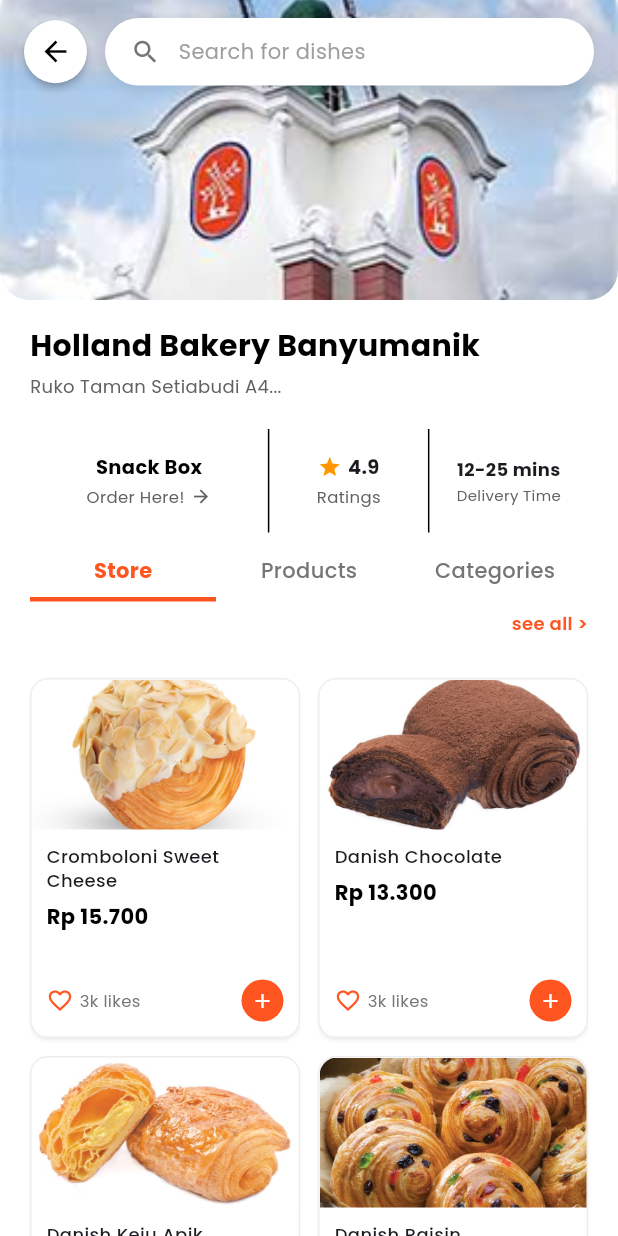
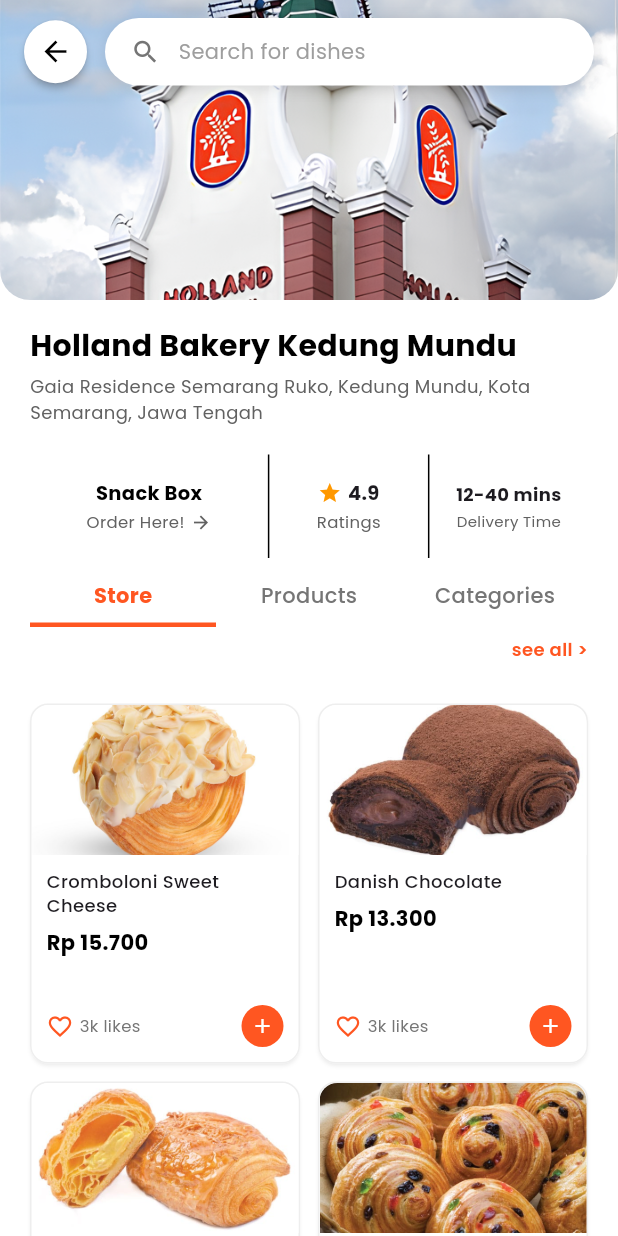
Before and after one commit to Baimiyk/prjoect_flutter_holland_bakery, a Flutter app: the screen it shows after launch, after a tap on "Sign In", after a tap on "Holland Bakery Banyumanik", after a tap on "Holland Bakery Kedung Mundu", on a phone screen of 412 x 824 dp. Run offline on Flutter 3.47's test engine with Material 3 defaults, Android fonts, the phone set to English and light mode, and no system bars; our stand-ins replace google_fonts, lottie.

Commit message:
Fix/account and dashboard screens

```diff
--- a/lib/screens/account_screen.dart
+++ b/lib/screens/account_screen.dart
@@ -195,7 +195,7 @@
                 ),
               ),
             ),
-            const SizedBox(height: 30),
+            const SizedBox(height: 80),
           ],
         ),
       ),
--- a/lib/screens/dashboard.dart
+++ b/lib/screens/dashboard.dart
@@ -5,10 +5,8 @@
 import '../widgets/membership_card.dart';
 import '../widgets/promo_banner.dart';
 import '../widgets/store.dart';
-
-// Import Screen Tujuan
 import 'product.dart';
-import 'store.dart'; // Pastikan Anda sudah membuat file ini, atau sesuaikan namanya
+import 'store.dart';
 
 class DashboardScreen extends StatelessWidget {
   const DashboardScreen({super.key});
@@ -18,7 +16,6 @@
     return Scaffold(
       backgroundColor: Colors.grey.shade50,
 
-      // Menggunakan SafeArea agar tidak tertutup notch HP
       body: SafeArea(
         child: CustomScrollView(
           slivers: [
@@ -63,7 +60,7 @@
                   ),
                   const SizedBox(height: 12),
 
-                  // Store 1
+                  // Store 1 - Banyumanik
                   Store(
                     name: "Holland Bakery Banyumanik",
                     address: "Ruko Taman Setiabudi A4",
@@ -80,27 +77,21 @@
                                 animation,
                                 secondaryAnimation,
                               ) => const StoreScreen(
-                                storeName:
-                                    "Holland Bakery Banyumanik", // Sesuaikan nama tokonya
-                                storeAddress: "Ruko Taman Setiabudi A4...",
+                                storeName: "Holland Bakery Banyumanik",
+                                storeAddress:
+                                    "Ruko Taman Setiabudi A4, Srondol Wetan, Wetan Kec. Banyumanik, Kota Semarang, Jawa Tengah 50263",
                                 storeInfo: "3.2 km | 12-25 mins",
                                 storeRating: "4.9",
                                 storeImage: "assets/images/store.png",
                               ),
-
-                          // 1. DURASI DIPERLAMBAT (800ms)
                           transitionDuration: const Duration(milliseconds: 800),
                           reverseTransitionDuration: const Duration(
                             milliseconds: 800,
-                          ), // Saat kembali juga smooth
-
+                          ),
                           transitionsBuilder:
                               (context, animation, secondaryAnimation, child) {
-                                const begin = Offset(1.0, 0.0); // Dari Kanan
+                                const begin = Offset(1.0, 0.0);
                                 const end = Offset.zero;
-
-                                // 2. KURVA LEBIH LEMBUT (Smooth Start & End)
-                                // easeInOutCubic memberikan efek "mengayun" yang sangat halus
                                 const curve = Curves.easeInOutCubic;
 
                                 var tween = Tween(
@@ -119,7 +110,7 @@
                   ),
                   const SizedBox(height: 12),
 
-                  // Store 2
+                  // Store 2 - Kedung Mundu (DIPERBAIKI)
                   Store(
                     name: "Holland Bakery Kedung Mundu",
                     address: "Gaia Residence Semarang Ruko",
@@ -136,27 +127,22 @@
                                 animation,
                                 secondaryAnimation,
                               ) => const StoreScreen(
-                                storeName:
-                                    "Holland Bakery Banyumanik", // Sesuaikan nama tokonya
-                                storeAddress: "Ruko Taman Setiabudi A4...",
-                                storeInfo: "3.2 km | 12-25 mins",
+                                // ✅ DATA STORE 2 YANG BENAR
+                                storeName: "Holland Bakery Kedung Mundu",
+                                storeAddress:
+                                    "Gaia Residence Semarang Ruko, Kedung Mundu, Kota Semarang, Jawa Tengah",
+                                storeInfo: "5.5 km | 12-40 mins",
                                 storeRating: "4.9",
                                 storeImage: "assets/images/store.png",
                               ),
-
-                          // 1. DURASI DIPERLAMBAT (800ms)
                           transitionDuration: const Duration(milliseconds: 800),
                           reverseTransitionDuration: const Duration(
                             milliseconds: 800,
-                          ), // Saat kembali juga smooth
-
+                          ),
                           transitionsBuilder:
                               (context, animation, secondaryAnimation, child) {
-                                const begin = Offset(1.0, 0.0); // Dari Kanan
+                                const begin = Offset(1.0, 0.0);
                                 const end = Offset.zero;
-
-                                // 2. KURVA LEBIH LEMBUT (Smooth Start & End)
-                                // easeInOutCubic memberikan efek "mengayun" yang sangat halus
                                 const curve = Curves.easeInOutCubic;
 
                                 var tween = Tween(
@@ -200,9 +186,7 @@
                     price: product['price']!,
                     imagePath: product['image']!,
                     likes: "3k likes",
-                    // Navigasi ke Detail Produk
                     onTap: () {
-                      // ANIMASI TRANSISI: SLIDE DARI BAWAH (Slide Up)
                       Navigator.push(
                         context,
                         PageRouteBuilder(
@@ -215,10 +199,7 @@
                                   ),
                           transitionsBuilder:
                               (context, animation, secondaryAnimation, child) {
-                                const begin = Offset(
-                                  0.0,
-                                  1.0,
-                                ); // Muncul dari Bawah
+                                const begin = Offset(0.0, 1.0);
                                 const end = Offset.zero;
                                 const curve = Curves.easeInOut;
 
@@ -243,7 +224,6 @@
               ),
             ),
 
-            // Padding bawah agar item terakhir tidak tertutup layar
             const SliverPadding(padding: EdgeInsets.only(bottom: 80)),
           ],
         ),
@@ -251,7 +231,6 @@
     );
   }
 
-  // Data Dummy Produk
   List<Map<String, String>> _getProducts() {
     return [
       {
```
Also changed, not shown: assets/images/promo1.png, assets/images/store.png.
